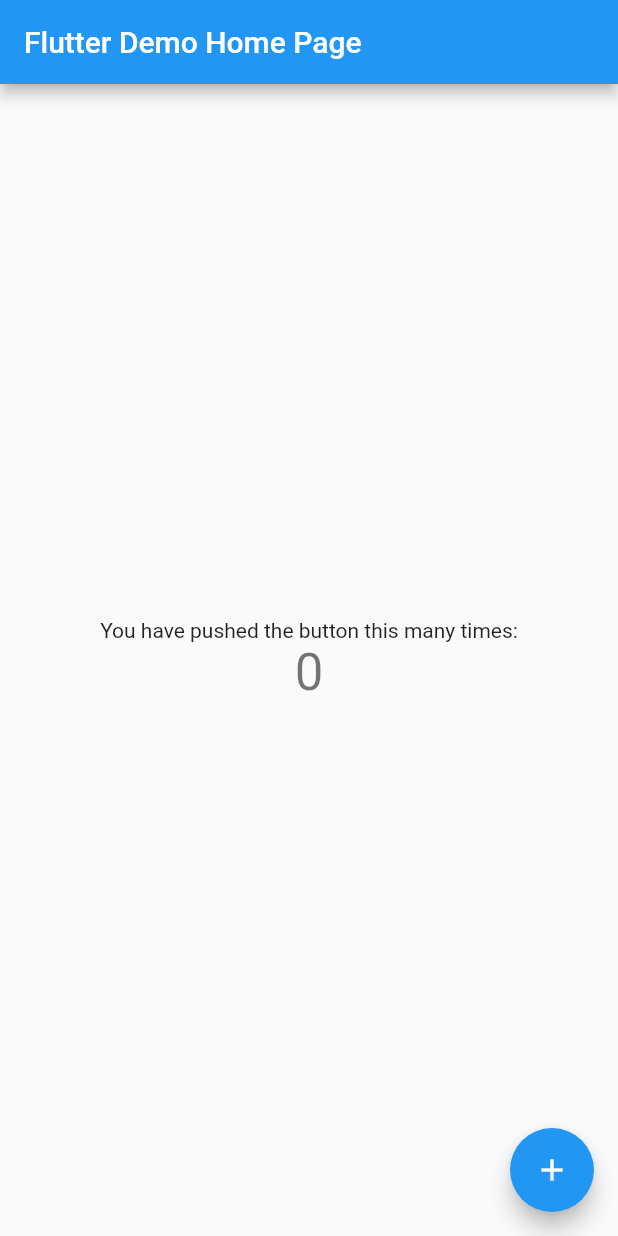
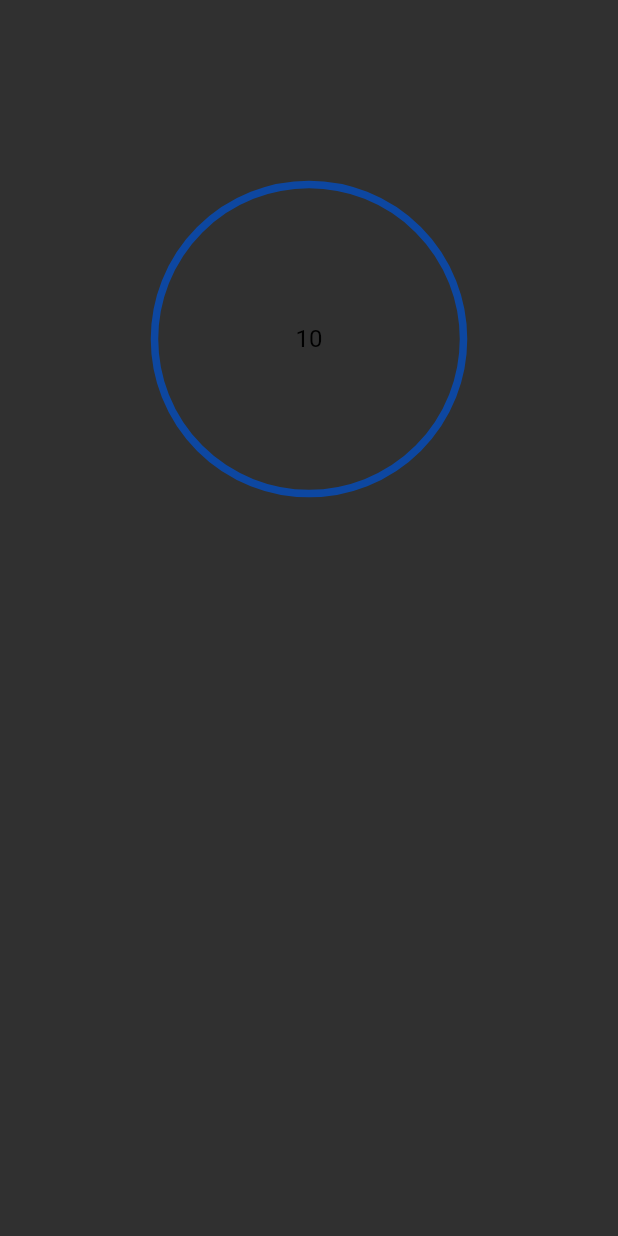
Before and after one commit to snlucas/flutter_pomodoro_timer, a Flutter app: the screen it shows after launch, on a phone screen of 412 x 824 dp. Run offline on Flutter 3.47's test engine with Material 2 defaults, Android fonts, the phone set to English and light mode, and no system bars; drawn by our look-alikes of circular_countdown_timer.

Commit message:
Start using Circular Countdown Timer package

```diff
--- /dev/null
+++ b/flutter_pomodoro_timer/lib/home_page.dart
@@ -0,0 +1,28 @@
+import 'package:flutter/material.dart';
+import 'package:circular_countdown_timer/circular_countdown_timer.dart';
+
+class HomePage extends StatelessWidget {
+  @override
+  Widget build(BuildContext context) {
+    return Scaffold(
+      body: Container(
+        child: Padding(
+          padding: const EdgeInsets.all(20.0),
+          child: Column(
+            children: <Widget>[
+              Center(
+                  child: CircularCountDownTimer(
+                duration: 10,
+                isReverse: true,
+                height: MediaQuery.of(context).size.height / 2,
+                width: MediaQuery.of(context).size.width / 2,
+                ringColor: Colors.blue[900],
+                fillColor: Colors.pink,
+              )),
+            ],
+          ),
+        ),
+      ),
+    );
+  }
+}
--- a/flutter_pomodoro_timer/lib/main.dart
+++ b/flutter_pomodoro_timer/lib/main.dart
@@ -1,113 +1,14 @@
 import 'package:flutter/material.dart';
+import 'package:flutter_pomodoro_timer/home_page.dart';
 
-void main() {
-  runApp(MyApp());
-}
+void main() => runApp(Pomodoro());
 
-class MyApp extends StatelessWidget {
-  // This widget is the root of your application.
+class Pomodoro extends StatelessWidget {
   @override
   Widget build(BuildContext context) {
     return MaterialApp(
-      title: 'Flutter Demo',
-      theme: ThemeData(
-        // This is the theme of your application.
-        //
-        // Try running your application with "flutter run". You'll see the
-        // application has a blue toolbar. Then, without quitting the app, try
-        // changing the primarySwatch below to Colors.green and then invoke
-        // "hot reload" (press "r" in the console where you ran "flutter run",
-        // or simply save your changes to "hot reload" in a Flutter IDE).
-        // Notice that the counter didn't reset back to zero; the application
-        // is not restarted.
-        primarySwatch: Colors.blue,
-      ),
-      home: MyHomePage(title: 'Flutter Demo Home Page'),
+      theme: ThemeData.dark(),
+      home: HomePage(),
     );
   }
 }
-
-class MyHomePage extends StatefulWidget {
-  MyHomePage({Key key, this.title}) : super(key: key);
-
-  // This widget is the home page of your application. It is stateful, meaning
-  // that it has a State object (defined below) that contains fields that affect
-  // how it looks.
-
-  // This class is the configuration for the state. It holds the values (in this
-  // case the title) provided by the parent (in this case the App widget) and
-  // used by the build method of the State. Fields in a Widget subclass are
-  // always marked "final".
-
-  final String title;
-
-  @override
-  _MyHomePageState createState() => _MyHomePageState();
-}
-
-class _MyHomePageState extends State<MyHomePage> {
-  int _counter = 0;
-
-  void _incrementCounter() {
-    setState(() {
-      // This call to setState tells the Flutter framework that something has
-      // changed in this State, which causes it to rerun the build method below
-      // so that the display can reflect the updated values. If we changed
-      // _counter without calling setState(), then the build method would not be
-      // called again, and so nothing would appear to happen.
-      _counter++;
-    });
-  }
-
-  @override
-  Widget build(BuildContext context) {
-    // This method is rerun every time setState is called, for instance as done
-    // by the _incrementCounter method above.
-    //
-    // The Flutter framework has been optimized to make rerunning build methods
-    // fast, so that you can just rebuild anything that needs updating rather
-    // than having to individually change instances of widgets.
-    return Scaffold(
-      appBar: AppBar(
-        // Here we take the value from the MyHomePage object that was created by
-        // the App.build method, and use it to set our appbar title.
-        title: Text(widget.title),
-      ),
-      body: Center(
-        // Center is a layout widget. It takes a single child and positions it
-        // in the middle of the parent.
-        child: Column(
-          // Column is also a layout widget. It takes a list of children and
-          // arranges them vertically. By default, it sizes itself to fit its
-          // children horizontally, and tries to be as tall as its parent.
-          //
-          // Invoke "debug painting" (press "p" in the console, choose the
-          // "Toggle Debug Paint" action from the Flutter Inspector in Android
-          // Studio, or the "Toggle Debug Paint" command in Visual Studio Code)
-          // to see the wireframe for each widget.
-          //
-          // Column has various properties to control how it sizes itself and
-          // how it positions its children. Here we use mainAxisAlignment to
-          // center the children vertically; the main axis here is the vertical
-          // axis because Columns are vertical (the cross axis would be
-          // horizontal).
-          mainAxisAlignment: MainAxisAlignment.center,
-          children: <Widget>[
-            Text(
-              'You have pushed the button this many times:',
-            ),
-            Text(
-              '$_counter',
-              style: Theme.of(context).textTheme.headline4,
-            ),
-          ],
-        ),
-      ),
-      floatingActionButton: FloatingActionButton(
-        onPressed: _incrementCounter,
-        tooltip: 'Increment',
-        child: Icon(Icons.add),
-      ), // This trailing comma makes auto-formatting nicer for build methods.
-    );
-  }
-}
--- a/flutter_pomodoro_timer/pubspec.yaml
+++ b/flutter_pomodoro_timer/pubspec.yaml
@@ -24,7 +24,7 @@ dependencies:
   flutter:
     sdk: flutter
 
-
+  circular_countdown_timer: ^0.1.0
   # The following adds the Cupertino Icons font to your application.
   # Use with the CupertinoIcons class for iOS style icons.
   cupertino_icons: ^1.0.2
```
Also changed, not shown: flutter_pomodoro_timer/pubspec.lock.
